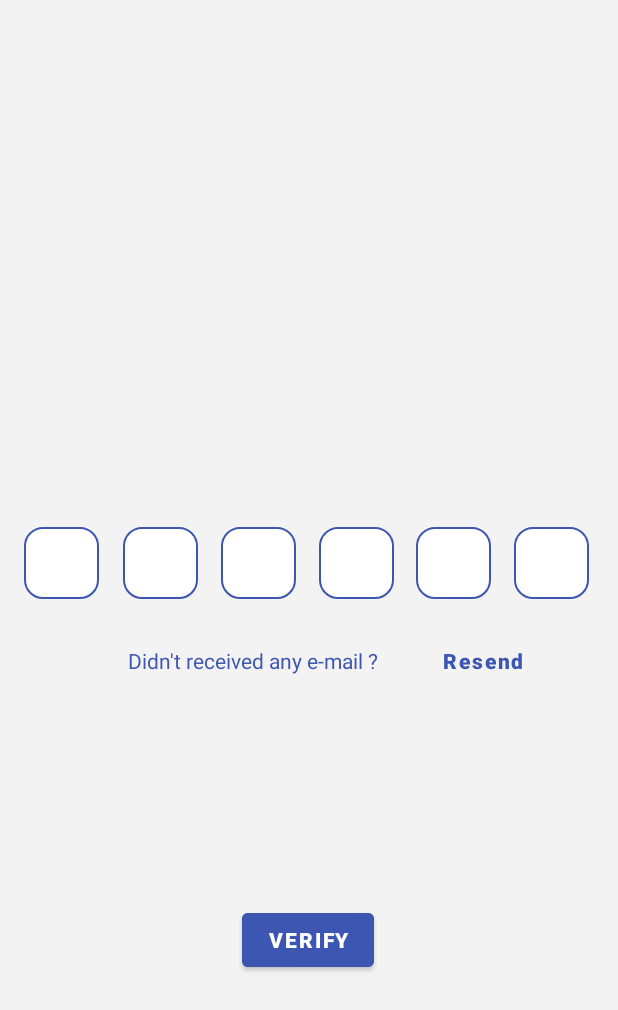
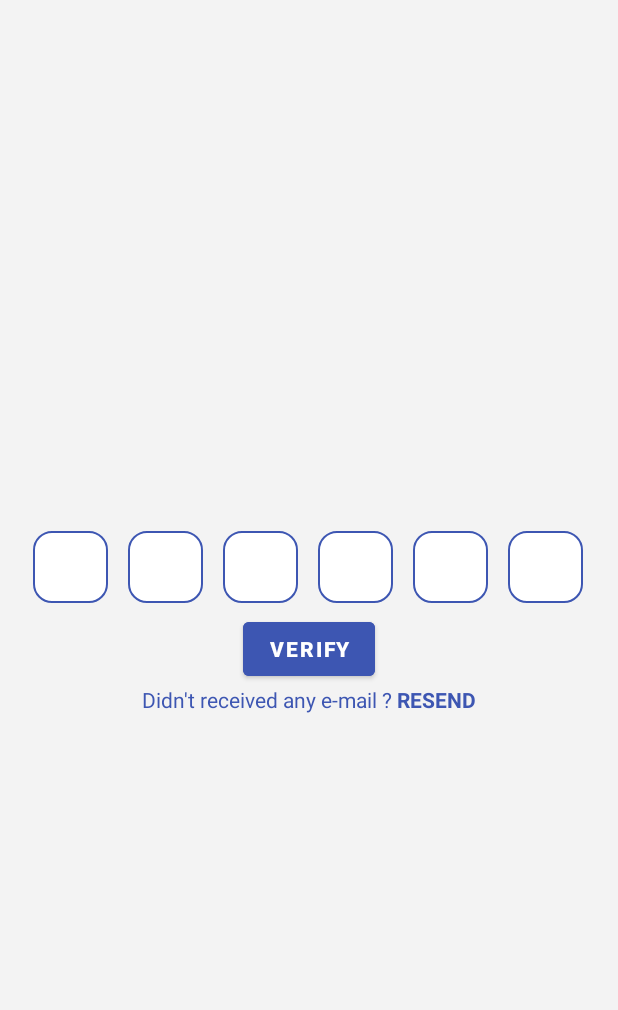
Before and after one commit to TitoRahman/certificatekeeper, an Android app: the fragment Otp shown on its own in the app's theme, on a phone screen of 412 x 824 dp. Shown: the top 1010 px of the screen. Run offline under Robolectric (Android 15) with nearby library versions, the phone set to English and light mode, and no system bars; our stand-ins replace sdp/ssp sizes.

Commit message:
Fixed Some Layout Problem

```diff
--- a/app/src/main/res/layout/bottomsheet_otp.xml
+++ b/app/src/main/res/layout/bottomsheet_otp.xml
@@ -1,85 +1,27 @@
 <?xml version="1.0" encoding="utf-8"?>
-<androidx.constraintlayout.widget.ConstraintLayout xmlns:android="http://schemas.android.com/apk/res/android"
+<LinearLayout xmlns:android="http://schemas.android.com/apk/res/android"
     xmlns:app="http://schemas.android.com/apk/res-auto"
     xmlns:tools="http://schemas.android.com/tools"
-    tools:context=".Otp"
+    android:id="@+id/otpLayout"
     android:layout_width="match_parent"
     android:layout_height="match_parent"
     android:background="#f3f3f3"
-    android:id="@+id/otpLayout">
+    tools:context=".Otp"
+    android:orientation="vertical"
+    android:gravity="center">
 
-    <Button
-        android:id="@+id/btnVerify"
+    <LinearLayout
+        android:id="@+id/linearLayout"
+        android:layout_width="411dp"
+        android:layout_height="wrap_content"
+        android:gravity="center"
+        android:orientation="horizontal"
+        tools:layout_editor_absoluteY="110dp">
+        <EditText
+            android:id="@+id/otpInput1"
             android:layout_width="wrap_content"
             android:layout_height="wrap_content"
-        android:text="VERIFY"
-        android:textColor="@color/white"
-        android:backgroundTint="@color/Blue_1"
-        android:textStyle="bold"
-        app:layout_constraintBottom_toBottomOf="parent"
-        app:layout_constraintEnd_toEndOf="parent"
-        app:layout_constraintHorizontal_bias="0.498"
-        app:layout_constraintStart_toStartOf="parent"
-        app:layout_constraintTop_toTopOf="parent"
-        app:layout_constraintVertical_bias="0.777" />
-
-    <TextView
-        android:id="@+id/textView11"
-        android:layout_width="wrap_content"
-        android:layout_height="wrap_content"
-        android:text="Didn't received any e-mail ?"
-        android:textColor="@color/Blue_1"
-        app:layout_constraintBottom_toBottomOf="parent"
-        app:layout_constraintEnd_toEndOf="parent"
-        app:layout_constraintHorizontal_bias="0.349"
-        app:layout_constraintStart_toStartOf="parent"
-        app:layout_constraintTop_toTopOf="parent"
-        app:layout_constraintVertical_bias="0.535" />
-
-    <Button
-        android:id="@+id/btnResend"
-        android:layout_width="103dp"
-        android:layout_height="50dp"
-        android:background="?android:attr/selectableItemBackground"
-        android:text="Resend"
-        android:textAllCaps="false"
-        android:textColor="@color/Blue_1"
-        android:textStyle="bold"
-        app:layout_constraintBottom_toBottomOf="parent"
-        app:layout_constraintEnd_toEndOf="parent"
-        app:layout_constraintHorizontal_bias="0.876"
-        app:layout_constraintStart_toStartOf="parent"
-        app:layout_constraintTop_toTopOf="parent"
-        app:layout_constraintVertical_bias="0.537" />
-
-    <EditText
-        android:id="@+id/otpInput3"
-        android:layout_width="wrap_content"
-        android:layout_height="wrap_content"
-        android:width="50dp"
-        android:height="48dp"
-        android:background="@drawable/otp_input_box"
-        android:cursorVisible="false"
-        android:ems="10"
-        android:enabled="false"
-        android:maxLength="1"
-        android:maxLines="1"
-        android:minHeight="48dp"
-        android:textColor="@color/black"
-        android:textSize="15pt"
-        android:textStyle="bold"
-        app:layout_constraintBottom_toBottomOf="parent"
-        app:layout_constraintEnd_toEndOf="parent"
-        app:layout_constraintHorizontal_bias="0.407"
-        app:layout_constraintStart_toStartOf="parent"
-        app:layout_constraintTop_toTopOf="parent"
-        app:layout_constraintVertical_bias="0.453"
-        tools:ignore="SpeakableTextPresentCheck" />
-
-    <EditText
-        android:id="@+id/otpInput2"
-        android:layout_width="wrap_content"
-        android:layout_height="wrap_content"
+            android:layout_margin="@dimen/_5sdp"
             android:width="50dp"
             android:height="48dp"
             android:background="@drawable/otp_input_box"
@@ -88,21 +30,16 @@
             android:maxLength="1"
             android:maxLines="1"
             android:minHeight="48dp"
-        android:textColor="@color/black"
+            android:textColor="@color/Blue_1"
             android:textSize="15pt"
             android:textStyle="bold"
-        app:layout_constraintBottom_toBottomOf="parent"
-        app:layout_constraintEnd_toEndOf="parent"
-        app:layout_constraintHorizontal_bias="0.227"
-        app:layout_constraintStart_toStartOf="parent"
-        app:layout_constraintTop_toTopOf="parent"
-        app:layout_constraintVertical_bias="0.453"
+            android:textAlignment="center"
             tools:ignore="SpeakableTextPresentCheck" />
-
         <EditText
-        android:id="@+id/otpInput6"
+            android:id="@+id/otpInput2"
             android:layout_width="wrap_content"
             android:layout_height="wrap_content"
+            android:layout_margin="@dimen/_5sdp"
             android:width="50dp"
             android:height="48dp"
             android:background="@drawable/otp_input_box"
@@ -111,21 +48,17 @@
             android:maxLength="1"
             android:maxLines="1"
             android:minHeight="48dp"
-        android:textColor="@color/black"
+            android:textColor="@color/Blue_1"
             android:textSize="15pt"
             android:textStyle="bold"
-        app:layout_constraintBottom_toBottomOf="parent"
-        app:layout_constraintEnd_toEndOf="parent"
-        app:layout_constraintHorizontal_bias="0.947"
-        app:layout_constraintStart_toStartOf="parent"
-        app:layout_constraintTop_toTopOf="parent"
-        app:layout_constraintVertical_bias="0.453"
+            android:textAlignment="center"
             tools:ignore="SpeakableTextPresentCheck" />
 
         <EditText
-        android:id="@+id/otpInput4"
+            android:id="@+id/otpInput3"
             android:layout_width="wrap_content"
             android:layout_height="wrap_content"
+            android:layout_margin="@dimen/_5sdp"
             android:width="50dp"
             android:height="48dp"
             android:background="@drawable/otp_input_box"
@@ -134,21 +67,17 @@
             android:maxLength="1"
             android:maxLines="1"
             android:minHeight="48dp"
-        android:textColor="@color/black"
+            android:textColor="@color/Blue_1"
             android:textSize="15pt"
             android:textStyle="bold"
-        app:layout_constraintBottom_toBottomOf="parent"
-        app:layout_constraintEnd_toEndOf="parent"
-        app:layout_constraintHorizontal_bias="0.587"
-        app:layout_constraintStart_toStartOf="parent"
-        app:layout_constraintTop_toTopOf="parent"
-        app:layout_constraintVertical_bias="0.453"
+            android:textAlignment="center"
             tools:ignore="SpeakableTextPresentCheck" />
 
         <EditText
-        android:id="@+id/otpInput1"
+            android:id="@+id/otpInput4"
             android:layout_width="wrap_content"
             android:layout_height="wrap_content"
+            android:layout_margin="@dimen/_5sdp"
             android:width="50dp"
             android:height="48dp"
             android:background="@drawable/otp_input_box"
@@ -157,21 +86,17 @@
             android:maxLength="1"
             android:maxLines="1"
             android:minHeight="48dp"
-        android:textColor="@color/black"
+            android:textColor="@color/Blue_1"
             android:textSize="15pt"
             android:textStyle="bold"
-        app:layout_constraintBottom_toBottomOf="parent"
-        app:layout_constraintEnd_toEndOf="parent"
-        app:layout_constraintHorizontal_bias="0.044"
-        app:layout_constraintStart_toStartOf="parent"
-        app:layout_constraintTop_toTopOf="parent"
-        app:layout_constraintVertical_bias="0.453"
+            android:textAlignment="center"
             tools:ignore="SpeakableTextPresentCheck" />
 
         <EditText
             android:id="@+id/otpInput5"
             android:layout_width="wrap_content"
             android:layout_height="wrap_content"
+            android:layout_margin="@dimen/_5sdp"
             android:width="50dp"
             android:height="48dp"
             android:background="@drawable/otp_input_box"
@@ -180,14 +105,60 @@
             android:maxLength="1"
             android:maxLines="1"
             android:minHeight="48dp"
-        android:textColor="@color/black"
+            android:textColor="@color/Blue_1"
             android:textSize="15pt"
             android:textStyle="bold"
-        app:layout_constraintBottom_toBottomOf="parent"
-        app:layout_constraintEnd_toEndOf="parent"
-        app:layout_constraintHorizontal_bias="0.767"
-        app:layout_constraintStart_toStartOf="parent"
-        app:layout_constraintTop_toTopOf="parent"
-        app:layout_constraintVertical_bias="0.453"
+            android:textAlignment="center"
             tools:ignore="SpeakableTextPresentCheck" />
-</androidx.constraintlayout.widget.ConstraintLayout>
+
+        <EditText
+            android:id="@+id/otpInput6"
+            android:layout_width="wrap_content"
+            android:layout_height="wrap_content"
+            android:layout_margin="@dimen/_5sdp"
+            android:width="50dp"
+            android:height="48dp"
+            android:background="@drawable/otp_input_box"
+            android:cursorVisible="false"
+            android:ems="10"
+            android:maxLength="1"
+            android:maxLines="1"
+            android:minHeight="48dp"
+            android:textColor="@color/Blue_1"
+            android:textSize="15pt"
+            android:textStyle="bold"
+            android:textAlignment="center"
+            tools:ignore="SpeakableTextPresentCheck" />
+    </LinearLayout>
+    <Button
+        android:id="@+id/btnVerify"
+        android:layout_width="wrap_content"
+        android:layout_height="wrap_content"
+        android:backgroundTint="@color/Blue_1"
+        android:text="VERIFY"
+        android:textColor="@color/white"
+        android:textStyle="bold"/>
+
+    <LinearLayout
+        android:layout_width="wrap_content"
+        android:layout_height="wrap_content"
+        android:orientation="horizontal">
+        <TextView
+            android:id="@+id/textView11"
+            android:layout_width="wrap_content"
+            android:layout_height="wrap_content"
+            android:text="Didn't received any e-mail ?"
+            android:textColor="@color/Blue_1"/>
+        <TextView
+            android:id="@+id/textView12"
+            android:layout_width="wrap_content"
+            android:layout_height="wrap_content"
+            android:text=" RESEND"
+            android:textColor="@color/Blue_1"
+            android:textStyle="bold"/>
+    </LinearLayout>
+
+
+
+
+</LinearLayout>
```
Lines whose indentation alone changed are shown as unchanged.
